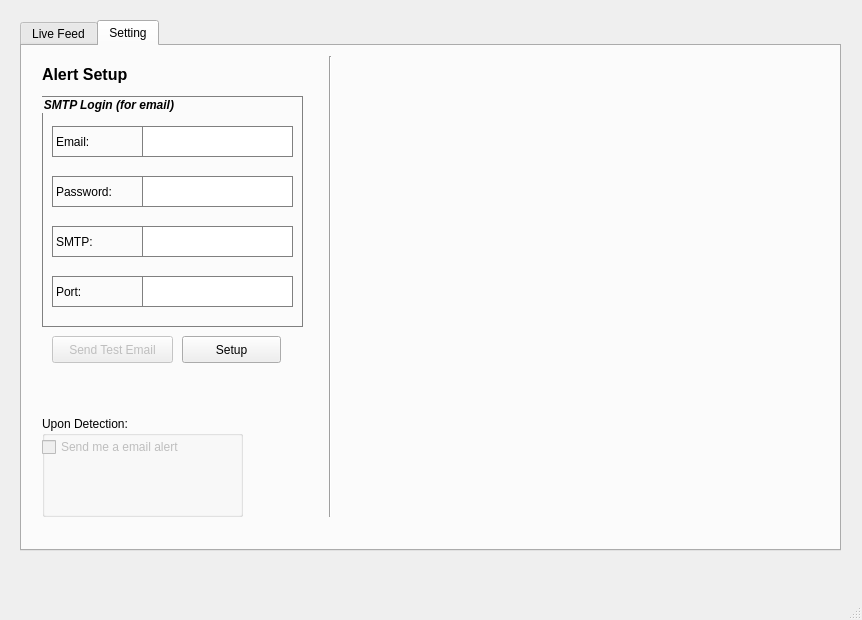
Above: interface.ui from hans-ob1/deep_eye before the change. Below: the same form after it.
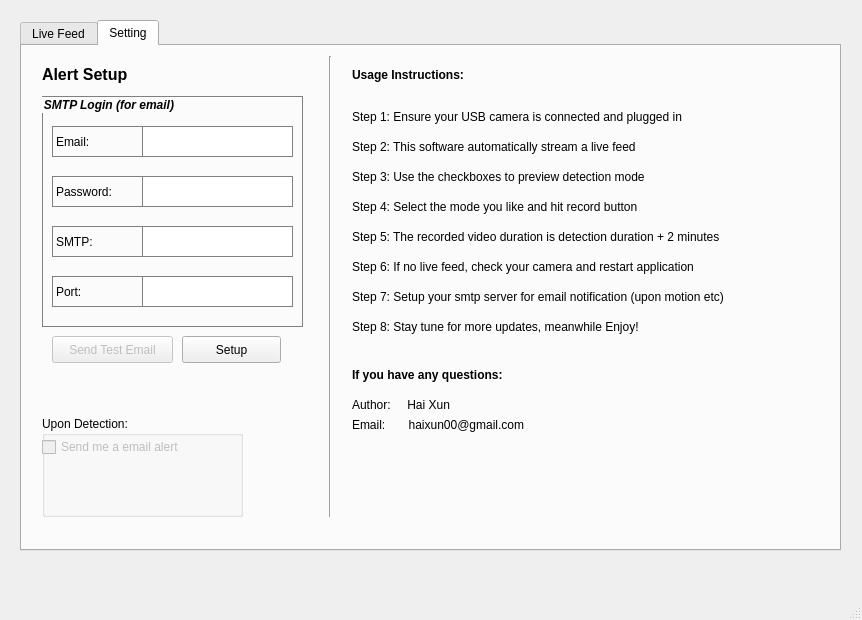
That is the form after the change. The open tabs and pages were chosen to show the change.

```diff
--- a/interface.ui
+++ b/interface.ui
@@ -404,6 +404,174 @@
        </property>
       </widget>
      </widget>
+     <widget class="QLabel" name="label">
+      <property name="geometry">
+       <rect>
+        <x>330</x>
+        <y>20</y>
+        <width>161</width>
+        <height>17</height>
+       </rect>
+      </property>
+      <property name="font">
+       <font>
+        <weight>75</weight>
+        <bold>true</bold>
+       </font>
+      </property>
+      <property name="text">
+       <string>Usage Instructions:</string>
+      </property>
+     </widget>
+     <widget class="QLabel" name="label_2">
+      <property name="geometry">
+       <rect>
+        <x>330</x>
+        <y>60</y>
+        <width>431</width>
+        <height>21</height>
+       </rect>
+      </property>
+      <property name="text">
+       <string>Step 1: Ensure your USB camera is connected and plugged in</string>
+      </property>
+     </widget>
+     <widget class="QLabel" name="label_3">
+      <property name="geometry">
+       <rect>
+        <x>330</x>
+        <y>90</y>
+        <width>431</width>
+        <height>21</height>
+       </rect>
+      </property>
+      <property name="text">
+       <string>Step 2: This software automatically stream a live feed</string>
+      </property>
+     </widget>
+     <widget class="QLabel" name="label_4">
+      <property name="geometry">
+       <rect>
+        <x>330</x>
+        <y>120</y>
+        <width>431</width>
+        <height>21</height>
+       </rect>
+      </property>
+      <property name="text">
+       <string>Step 3: Use the checkboxes to preview detection mode</string>
+      </property>
+     </widget>
+     <widget class="QLabel" name="label_5">
+      <property name="geometry">
+       <rect>
+        <x>330</x>
+        <y>150</y>
+        <width>431</width>
+        <height>21</height>
+       </rect>
+      </property>
+      <property name="text">
+       <string>Step 4: Select the mode you like and hit record button</string>
+      </property>
+     </widget>
+     <widget class="QLabel" name="label_6">
+      <property name="geometry">
+       <rect>
+        <x>330</x>
+        <y>180</y>
+        <width>481</width>
+        <height>21</height>
+       </rect>
+      </property>
+      <property name="text">
+       <string>Step 5: The recorded video duration is detection duration + 2 minutes</string>
+      </property>
+     </widget>
+     <widget class="QLabel" name="label_7">
+      <property name="geometry">
+       <rect>
+        <x>330</x>
+        <y>210</y>
+        <width>481</width>
+        <height>21</height>
+       </rect>
+      </property>
+      <property name="text">
+       <string>Step 6: If no live feed, check your camera and restart application</string>
+      </property>
+     </widget>
+     <widget class="QLabel" name="label_8">
+      <property name="geometry">
+       <rect>
+        <x>330</x>
+        <y>240</y>
+        <width>481</width>
+        <height>21</height>
+       </rect>
+      </property>
+      <property name="text">
+       <string>Step 7: Setup your smtp server for email notification (upon motion etc)</string>
+      </property>
+     </widget>
+     <widget class="QLabel" name="label_9">
+      <property name="geometry">
+       <rect>
+        <x>330</x>
+        <y>270</y>
+        <width>481</width>
+        <height>21</height>
+       </rect>
+      </property>
+      <property name="text">
+       <string>Step 8: Stay tune for more updates, meanwhile Enjoy!</string>
+      </property>
+     </widget>
+     <widget class="QLabel" name="label_10">
+      <property name="geometry">
+       <rect>
+        <x>330</x>
+        <y>320</y>
+        <width>291</width>
+        <height>17</height>
+       </rect>
+      </property>
+      <property name="font">
+       <font>
+        <weight>75</weight>
+        <bold>true</bold>
+       </font>
+      </property>
+      <property name="text">
+       <string>If you have any questions:</string>
+      </property>
+     </widget>
+     <widget class="QLabel" name="label_11">
+      <property name="geometry">
+       <rect>
+        <x>330</x>
+        <y>350</y>
+        <width>201</width>
+        <height>17</height>
+       </rect>
+      </property>
+      <property name="text">
+       <string>Author:     Hai Xun</string>
+      </property>
+     </widget>
+     <widget class="QLabel" name="label_12">
+      <property name="geometry">
+       <rect>
+        <x>330</x>
+        <y>370</y>
+        <width>231</width>
+        <height>17</height>
+       </rect>
+      </property>
+      <property name="text">
+       <string>Email:       haixun00@gmail.com</string>
+      </property>
+     </widget>
     </widget>
    </widget>
   </widget>
```
Left out of the diff: 2 changed lines with no effect on the pictures.
